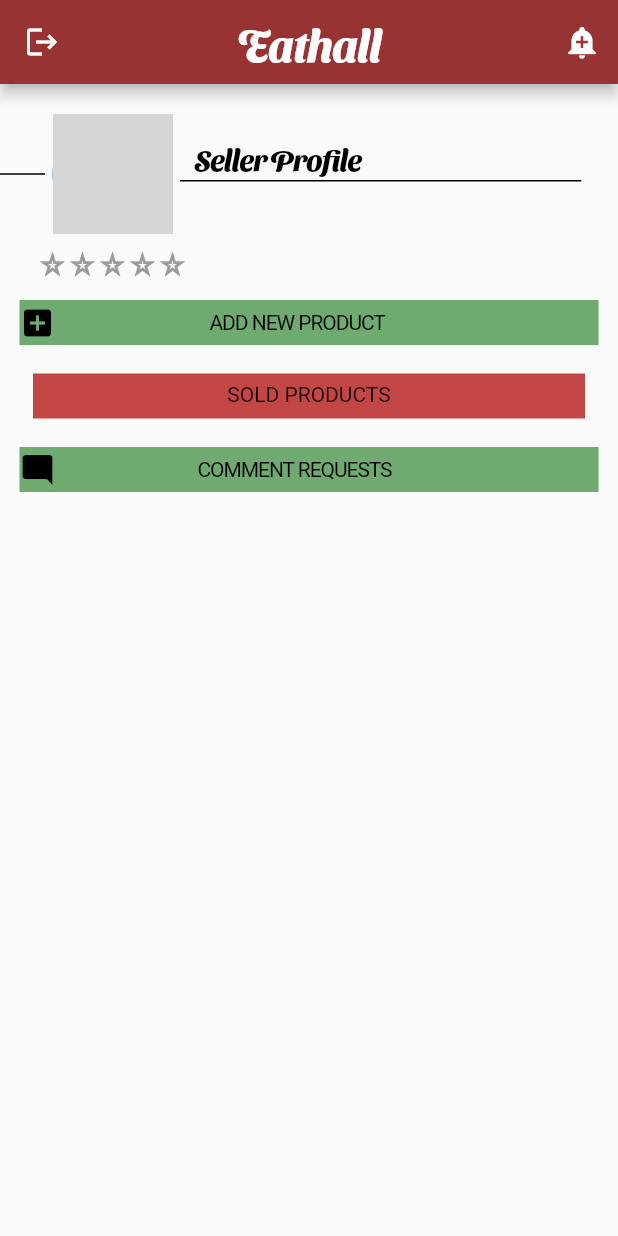
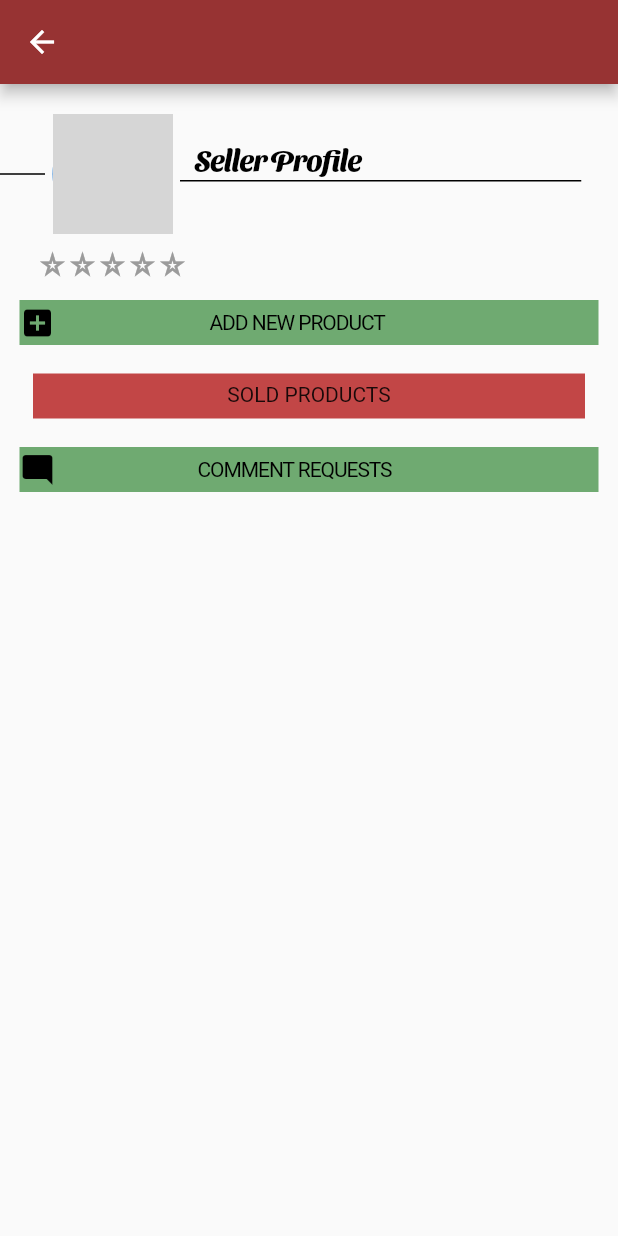
Before and after one commit to DenizGezgin/eathall, a Flutter app: the SellerProfilePage screen opened directly with empty values, on a phone screen of 412 x 824 dp. Run offline on Flutter 3.47's test engine with Material 2 defaults, Android fonts, the phone set to English and light mode, and no system bars; drawn by our look-alikes of flutter_rating_bar; our stand-ins replace cloud_firestore, email_validator, equatable, firebase_analytics, firebase_auth, firebase_core and 10 more; missing offline and left inert: firestore_search, is_first_run; accounts and stored records are empty; network calls fail; grey boxes are pictures that could not be loaded.

Commit message:
minor ui fixes

```diff
--- a/lib/routes/myComments_page.dart
+++ b/lib/routes/myComments_page.dart
@@ -55,7 +55,7 @@ class  _MyCommentsPageState extends State<MyCommentsPage> {
   @override
   Widget build(BuildContext context) {
     return Scaffold(
-      appBar: AppBar(
+      appBar: AppBar(backgroundColor: AppColors.primary)/*AppBar(
           backgroundColor: AppColors.primary,
           leading: IconButton(
             onPressed: () {
@@ -82,7 +82,7 @@ class  _MyCommentsPageState extends State<MyCommentsPage> {
               icon: Icon(Icons.add_alert),
             ),
           ]
-      ),
+      ),*/,
       body: SingleChildScrollView(
       ),
     );
--- a/lib/routes/seller_profile.dart
+++ b/lib/routes/seller_profile.dart
@@ -95,7 +95,7 @@ class  _SellerProfilePageState extends State<SellerProfilePage> {
 
     if (user != null) {
       return Scaffold(
-        appBar: AppBar(
+        appBar: AppBar(backgroundColor: AppColors.primary),/* AppBar(
             backgroundColor: AppColors.primary,
             leading: IconButton(
               onPressed: () {
@@ -122,7 +122,7 @@ class  _SellerProfilePageState extends State<SellerProfilePage> {
                 icon: Icon(Icons.add_alert),
               ),
             ]
-        ),
+        ),*/
         body: SingleChildScrollView(
           child: Column(
             children: [
--- a/lib/routes/seller_profile_buyers_see.dart
+++ b/lib/routes/seller_profile_buyers_see.dart
@@ -75,7 +75,7 @@ class  _SellerProfileBuyerPageState extends State<SellerProfileBuyerPage> {
 
     if (user != null) {
       return Scaffold(
-        appBar: AppBar(
+        appBar: AppBar(backgroundColor: AppColors.primary),/*AppBar(
             backgroundColor: AppColors.primary,
             leading: IconButton(
               onPressed: () {
@@ -102,7 +102,7 @@ class  _SellerProfileBuyerPageState extends State<SellerProfileBuyerPage> {
                 icon: Icon(Icons.add_alert),
               ),
             ]
-        ),
+        ),*/
         body: SingleChildScrollView(
           child: Column(
             children: [
--- a/lib/routes/settings_page.dart
+++ b/lib/routes/settings_page.dart
@@ -31,7 +31,7 @@ class  _SettingsPageState extends State<SettingsPage> {
   @override
   Widget build(BuildContext context) {
     return Scaffold(
-      appBar: AppBar(
+      appBar: AppBar(backgroundColor: AppColors.primary),/*AppBar(
           backgroundColor: AppColors.primary,
           leading: IconButton(
             onPressed: () {
@@ -58,7 +58,7 @@ class  _SettingsPageState extends State<SettingsPage> {
               icon: Icon(Icons.add_alert),
             ),
           ]
-      ),
+      ),*/
       body: SingleChildScrollView(
       ),
     );
```
